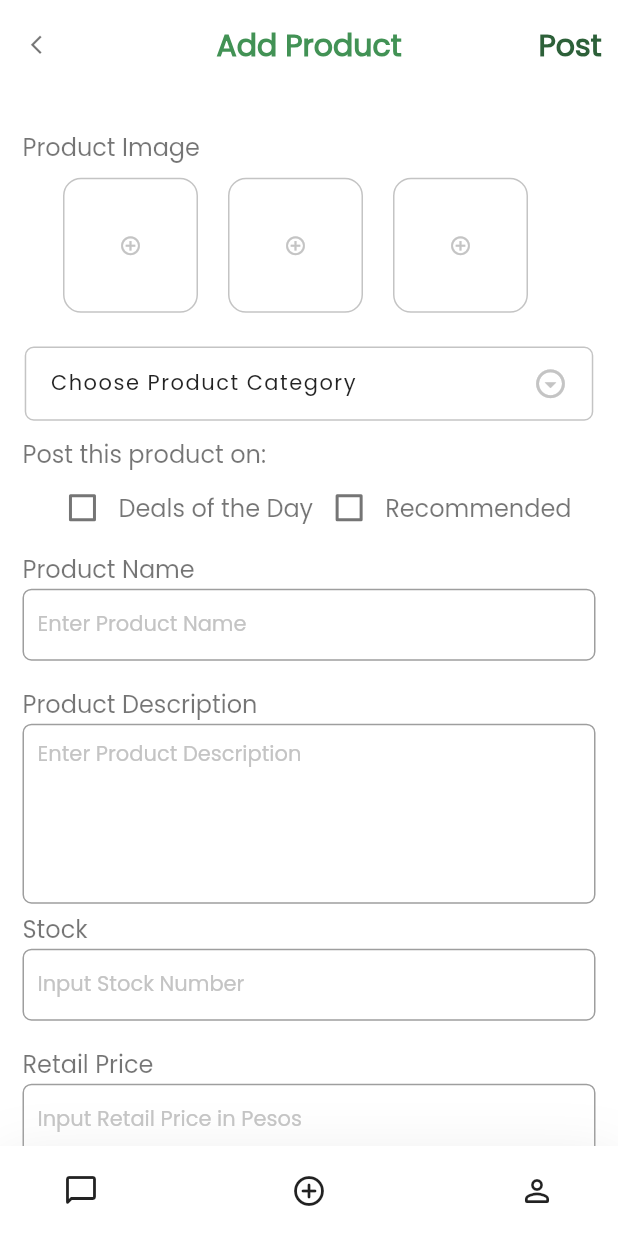
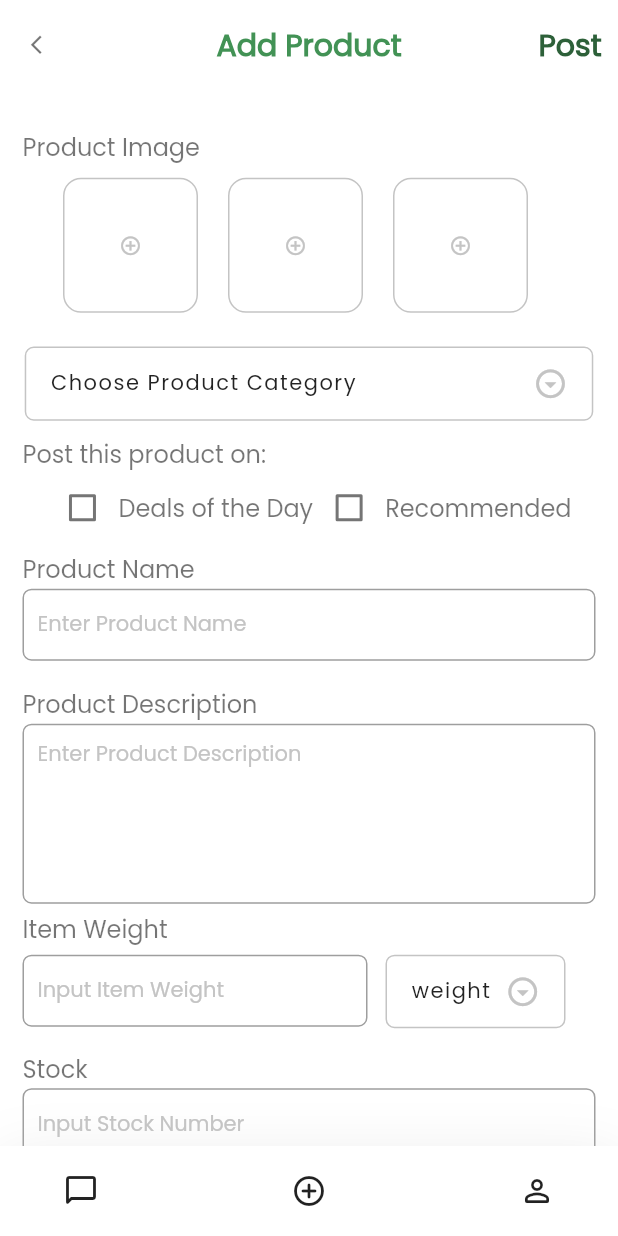
Before and after one commit to gailmaac/Croptivate, a Flutter app: the AddProduct screen opened by its route, on a phone screen of 412 x 824 dp. Run offline on Flutter 3.47's test engine with Material 2 defaults, Android fonts, the phone set to English and light mode, and no system bars; our stand-ins replace bloc, carousel_slider, cloud_firestore, equatable, firebase_auth, firebase_core and 7 more; missing offline and left inert: dart:ffi; accounts and stored records are empty.

Commit message:
Update add_product.dart

```diff
--- a/croptivate_app/lib/screens/sellers/add_product.dart
+++ b/croptivate_app/lib/screens/sellers/add_product.dart
@@ -31,6 +31,7 @@ class _AddProductState extends State<AddProduct> {
   TextEditingController locationController = new TextEditingController();
   TextEditingController nameController = new TextEditingController();
   TextEditingController descriptionController = new TextEditingController();
+  TextEditingController weightCountController = new TextEditingController();
   TextEditingController stockCountController = new TextEditingController();
   TextEditingController priceController = new TextEditingController();
   // TextEditingController countController = new TextEditingController();
@@ -99,8 +100,11 @@ set _imageThreeFile(XFile? value) {
                     bool? isRecommended,
                     String? name,
                     String? description,
-                    int? stockCount, double? price, String? location}) {
-                     //String? wholesale, //String? count
+                    String? weight,
+                    int? weightCount,
+                    int? stockCount,
+                    double? price, }) {
+                     //String? wholesale, //String? count String? location
     postRef
     .doc(postId)
     .set({
@@ -114,11 +118,13 @@ set _imageThreeFile(XFile? value) {
       "isRecommended": isRecommended,
       "name": name,
       "description": description,
+      "weightCount": weightCount,
+      "weight": weight,
       "stockCount": stockCount,
       "price": price,
       // "count": count,
       // "wholesale": wholesale,
-      "location": location,
+      // "location": location,
     });
   }
 
@@ -139,19 +145,22 @@ set _imageThreeFile(XFile? value) {
       isRecommended: isRecommended,
       name: nameController.text,
       description: descriptionController.text,
+      weight: weight,
+      weightCount: int.parse(weightCountController.text),
       stockCount: int.parse(stockCountController.text),
       price: double.parse(priceController.text),
       // count: countController.text,
       // wholesale: wholesaleController.text,
-      location: locationController.text
+      // location: locationController.text
     );
     nameController.clear();
     descriptionController.clear();
+    weightCountController.clear();
     stockCountController.clear();
     priceController.clear();
     // countController.clear();
     // wholesaleController.clear();
-    locationController.clear();
+    // locationController.clear();
     setState(() {
       Navigator.pushNamed(context, '/homeseller');
     });
@@ -331,6 +340,7 @@ set _imageThreeFile(XFile? value) {
 
 
   var category;
+  var weight;
 
   //textfieldform state
   List<String> myCategory = [
@@ -338,6 +348,12 @@ set _imageThreeFile(XFile? value) {
     "Climbers and Creepers",
     "Leafy Vegetables",
     "Root Vegetables",
+  ];
+
+  List<String> weightVar = [
+    "kg",
+    "grams",
+    "pieces",
   ];
 
   bool isDeals = false;
@@ -699,6 +715,95 @@ set _imageThreeFile(XFile? value) {
             )
           ),
 
+        //Item weight dropdown and dropdown for variation
+        Column(
+          children: [
+            Padding(
+              padding: EdgeInsetsDirectional.fromSTEB(15, 5, 0, 0),
+              child: Container(
+                width: double.infinity,
+                child: Text("Item Weight",
+                  style: TextStyle(
+                    fontFamily: 'Poppins',
+                    fontSize: 16,
+                    color: cBlack,
+                  ),
+                ),
+              ),
+            ),
+            Row(
+              crossAxisAlignment: CrossAxisAlignment.start,
+              children: [
+                Padding(
+                  padding: EdgeInsetsDirectional.fromSTEB(15, 5, 0, 0),
+                  child: Container(
+                    width: 230,
+                    child: TextFormField(
+                      controller: weightCountController,
+                      textCapitalization: TextCapitalization.words,
+                      decoration: InputDecoration(
+                        contentPadding: new EdgeInsets.symmetric(vertical: 10.0, horizontal: 10.0),
+                        border: OutlineInputBorder(borderRadius: BorderRadius.circular(6),
+                        borderSide: BorderSide(color: cGrey, width: 1.0)),
+                        focusedBorder: OutlineInputBorder(
+                          borderSide: BorderSide(color: cGrey, width: 1.0),
+                          borderRadius: BorderRadius.circular(6),
+                        ),
+                        hintText: "Input Item Weight",
+                        hintStyle: TextStyle(
+                          fontFamily: 'Poppins',
+                          color: cGrey,
+                          fontSize: 14
+                        ),
+                      ),
+                      style: TextStyle(
+                          fontFamily: 'Poppins',
+                          color: Colors.black87,
+                          fontSize: 14
+                      ),
+                      keyboardType: TextInputType.number,
+                      textInputAction: TextInputAction.next,
+                    ),
+                  ),
+                ),
+                //dropdown for weight variation
+                Padding(
+                  padding: EdgeInsetsDirectional.fromSTEB(12, 5, 0, 0),
+                  child: Container(
+                    child: DropdownButtonHideUnderline(
+                      child: Container(
+                        height: 49,
+                        width: 120,
+                        padding: EdgeInsets.only(left: 16, right: 16),
+                        decoration: BoxDecoration(
+                          color: cWhite,
+                          borderRadius: BorderRadius.circular(6),
+                          border: Border.all(color: cGrey, width: 1.0)
+                          ),
+                        child: DropdownButton(
+                          hint: Text("weight", style: inputBodyText.copyWith(color: Colors.black87)),
+                          dropdownColor: cWhite,
+                          icon: Icon(Icons.arrow_drop_down_circle_outlined, color: cGrey, size: 23),
+                          style: inputBodyText.copyWith(color: Colors.black87),
+                          onChanged: (value) {
+                            setState(() {
+                              weight = value;
+                            });
+                          },
+                          value: weight,
+                          items: weightVar.map((items) {
+                            return DropdownMenuItem(value: items, child: Text(items));
+                          }).toList()),
+                      ),
+                    ),
+                  ),
+                )
+              ],
+            ),
+          ],
+        ),
+        SizedBox(height: 10),
+
          //stockCount Count
           Container(
             width: double.infinity,
@@ -897,78 +1002,78 @@ set _imageThreeFile(XFile? value) {
           // ),
 
           //Location
-          Container(
-            width: double.infinity,
-            height: 90,
-            child: Stack(
-              children: [
-                Padding(
-                  padding: EdgeInsetsDirectional.fromSTEB(15, 5, 0, 0),
-                  child: Text("Location",
-                  style: TextStyle(
-                    fontFamily: 'Poppins',
-                    fontSize: 16,
-                    color: cBlack,
-                    ),
-                  ),
-                ),
-                Padding(
-                  padding: EdgeInsetsDirectional.fromSTEB(15, 30, 15, 0),
-                  child: TextFormField(
-                    controller: locationController,
-                    textCapitalization: TextCapitalization.words,
-                    decoration: InputDecoration(
-                      contentPadding: new EdgeInsets.symmetric(vertical: 10.0, horizontal: 10.0),
-                      border: OutlineInputBorder(borderRadius: BorderRadius.circular(6),
-                      borderSide: BorderSide(color: cGrey, width: 1.0)),
-                      focusedBorder: OutlineInputBorder(
-                        borderSide: BorderSide(color: cGrey, width: 1.0),
-                        borderRadius: BorderRadius.circular(6),
-                      ),
-                      hintText: "Input Location",
-                      hintStyle: TextStyle(
-                        fontFamily: 'Poppins',
-                        color: cGrey,
-                        fontSize: 14
-                      ),
-                    ),
-                    style: TextStyle(
-                        fontFamily: 'Poppins',
-                        color: Colors.black87,
-                        fontSize: 14
-                    ),
-                    keyboardType: TextInputType.number,
-                    textInputAction: TextInputAction.next,
-                  ),
-                ),
-              ],
-            )
-          ),
+          // Container(
+          //   width: double.infinity,
+          //   height: 90,
+          //   child: Stack(
+          //     children: [
+          //       Padding(
+          //         padding: EdgeInsetsDirectional.fromSTEB(15, 5, 0, 0),
+          //         child: Text("Location",
+          //         style: TextStyle(
+          //           fontFamily: 'Poppins',
+          //           fontSize: 16,
+          //           color: cBlack,
+          //           ),
+          //         ),
+          //       ),
+          //       Padding(
+          //         padding: EdgeInsetsDirectional.fromSTEB(15, 30, 15, 0),
+          //         child: TextFormField(
+          //           controller: locationController,
+          //           textCapitalization: TextCapitalization.words,
+          //           decoration: InputDecoration(
+          //             contentPadding: new EdgeInsets.symmetric(vertical: 10.0, horizontal: 10.0),
+          //             border: OutlineInputBorder(borderRadius: BorderRadius.circular(6),
+          //             borderSide: BorderSide(color: cGrey, width: 1.0)),
+          //             focusedBorder: OutlineInputBorder(
+          //               borderSide: BorderSide(color: cGrey, width: 1.0),
+          //               borderRadius: BorderRadius.circular(6),
+          //             ),
+          //             hintText: "Input Location",
+          //             hintStyle: TextStyle(
+          //               fontFamily: 'Poppins',
+          //               color: cGrey,
+          //               fontSize: 14
+          //             ),
+          //           ),
+          //           style: TextStyle(
+          //               fontFamily: 'Poppins',
+          //               color: Colors.black87,
+          //               fontSize: 14
+          //           ),
+          //           keyboardType: TextInputType.number,
+          //           textInputAction: TextInputAction.next,
+          //         ),
+          //       ),
+          //     ],
+          //   )
+          // ),
 
           //Location Button
-          Container(
-            width: 250,
-            height: 40,
-            alignment: Alignment.center,
-            decoration: BoxDecoration(
-              borderRadius: BorderRadius.circular(16),
-              color: cGreen
-            ),
-            child: TextButton.icon(
-              onPressed: getLocation,
-              icon: Icon(
-                Icons.location_pin,
-                color: cWhite,
-                size: 20),
-              label: Text("Use your curent location",
-                style: TextStyle(
-                  color: cWhite,
-                  fontFamily: 'Poppins',
-                  fontSize: 16,
-                ),
-              ),
-            ),
-          ),
+          // Container(
+          //   width: 250,
+          //   height: 40,
+          //   alignment: Alignment.center,
+          //   decoration: BoxDecoration(
+          //     borderRadius: BorderRadius.circular(16),
+          //     color: cGreen
+          //   ),
+          //   child: TextButton.icon(
+          //     onPressed: getLocation,
+          //     icon: Icon(
+          //       Icons.location_pin,
+          //       color: cWhite,
+          //       size: 20),
+          //     label: Text("Use your curent location",
+          //       style: TextStyle(
+          //         color: cWhite,
+          //         fontFamily: 'Poppins',
+          //         fontSize: 16,
+          //       ),
+          //     ),
+          //   ),
+          // ),
           SizedBox(height: 10)
         ],
       ),
```
